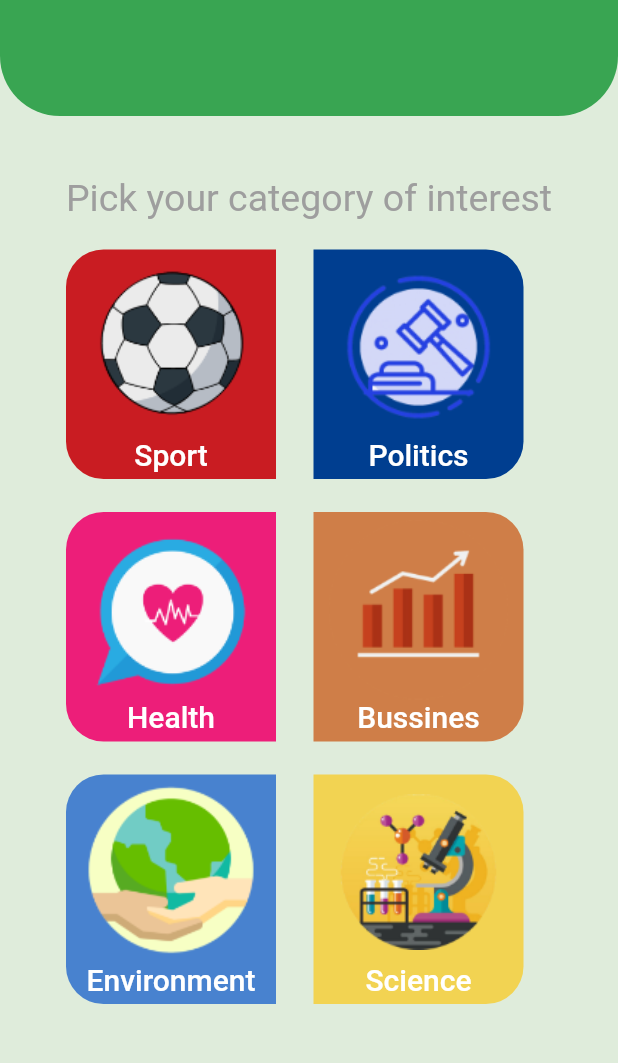
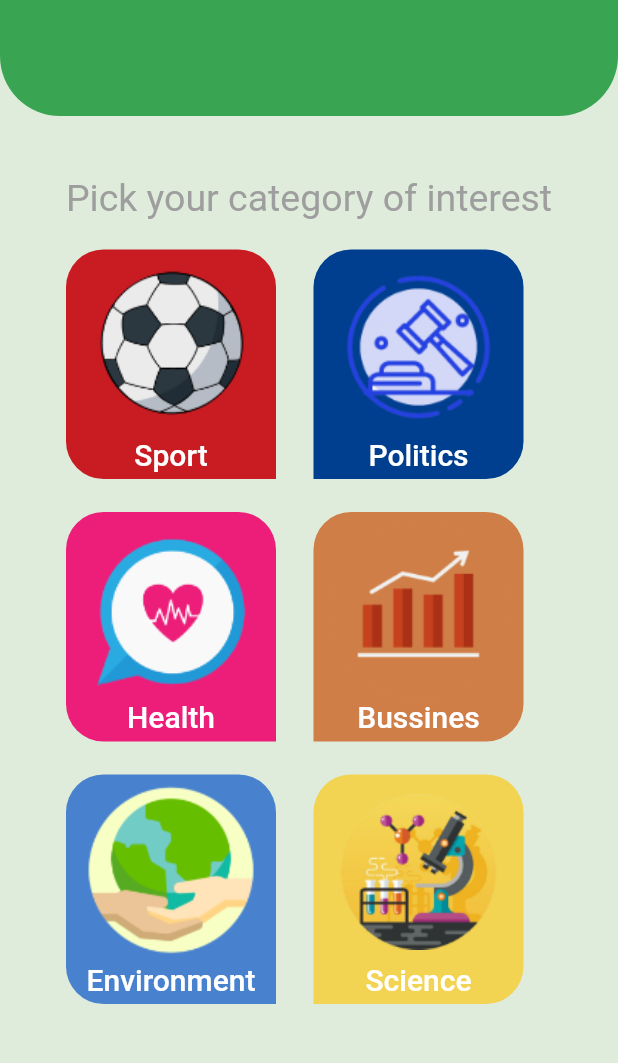
Before and after one commit to Ma7m0ud3id/My_News_App, a Flutter app: the screen it shows after launch, on a phone screen of 412 x 824 dp, the part 64-1127 px from its top. Run offline on Flutter 3.47's test engine with Material 2 defaults, Android fonts, the phone set to English and light mode, and no system bars; our stand-ins replace dropdown_button2, flutter_native_splash, flutter_slider_drawer, shared_preferences; missing offline and left inert: search_page; generated files the repository leaves out were written again.

Commit message:
final project**(the end)

```diff
--- a/lib/modules/home/Lodin/Screen_login.dart
+++ b/lib/modules/home/Lodin/Screen_login.dart
@@ -53,7 +53,7 @@ class Screenlogin extends StatelessWidget {
                   padding: EdgeInsets.all(5),
                   decoration: BoxDecoration(
                       color: Color(0xFFC91C22),
-                    borderRadius: BorderRadius.horizontal(left:Radius.circular(25) )
+                    borderRadius: BorderRadius.only(bottomLeft: Radius.circular(25),topLeft: Radius.circular(25),topRight: Radius.circular(25)) ,
                   ),
                   child: Column(
                     children: [
@@ -76,7 +76,7 @@ class Screenlogin extends StatelessWidget {
                   padding: EdgeInsets.all(5),
                   decoration: BoxDecoration(
                       color: Color(0xFF003E90),
-                      borderRadius: BorderRadius.horizontal(right:Radius.circular(25) )
+                      borderRadius:  BorderRadius.only(bottomRight: Radius.circular(25),topLeft: Radius.circular(25),topRight: Radius.circular(25)) ,
                   ),
                   child: Column(
                     children: [
@@ -105,7 +105,7 @@ class Screenlogin extends StatelessWidget {
                   padding: EdgeInsets.all(5),
                   decoration: BoxDecoration(
                       color: Color(0xFFED1E79),
-                      borderRadius: BorderRadius.horizontal(left:Radius.circular(25) )
+                      borderRadius:  BorderRadius.only(bottomLeft: Radius.circular(25),topLeft: Radius.circular(25),topRight: Radius.circular(25)) ,
                   ),
                   child: Column(
                     children: [
@@ -127,7 +127,7 @@ class Screenlogin extends StatelessWidget {
                   padding: EdgeInsets.all(5),
                   decoration: BoxDecoration(
                       color: Color(0xFFCF7E48),
-                      borderRadius: BorderRadius.horizontal(right:Radius.circular(25) )
+                      borderRadius:  BorderRadius.only(bottomRight: Radius.circular(25),topLeft: Radius.circular(25),topRight: Radius.circular(25)) ,
                   ),
                   child: Column(
                     children: [
@@ -156,7 +156,7 @@ class Screenlogin extends StatelessWidget {
                   padding: EdgeInsets.all(5),
                   decoration: BoxDecoration(
                       color: Color(0xFF4882CF),
-                      borderRadius: BorderRadius.horizontal(left:Radius.circular(25) )
+                      borderRadius: BorderRadius.only(bottomLeft: Radius.circular(25),topLeft: Radius.circular(25),topRight: Radius.circular(25)) ,
                   ),
                   child: Column(
                     children: [
@@ -178,7 +178,7 @@ class Screenlogin extends StatelessWidget {
                   padding: EdgeInsets.all(5),
                   decoration: BoxDecoration(
                       color: Color(0xFFF2D352),
-                      borderRadius: BorderRadius.horizontal(right:Radius.circular(25) )
+                      borderRadius:  BorderRadius.only(bottomRight: Radius.circular(25),topLeft: Radius.circular(25),topRight: Radius.circular(25)) ,
                   ),
                   child: Column(
                     children: [
--- a/lib/modules/home/news.dart
+++ b/lib/modules/home/news.dart
@@ -21,6 +21,8 @@ class _NewsDataState extends State<NewsData> {
   @override
   Widget build(BuildContext context) {
     var pro=Provider.of<MyProviderApp>(context);
+    // print ('value${widget.newsSource.id}');
+    // print (pro.Q);
     return  FutureBuilder<NewsSourse>(
         future: ApiModel.getArticles(widget.newsSource,pro.Q),
         builder: (_,snapShot){
@@ -45,8 +47,8 @@ class _NewsDataState extends State<NewsData> {
           }
 
           var newsList=snapShot.data?.articles ?? [];
-          print('edit');
-          print(newsList[0]);
+          // print('edit');
+          // print(newsList[0]);
           return ListView.builder(
               itemCount: newsList.length,
               itemBuilder:(c,index){
```
Also changed, not shown: lib/modules/home/Show_details.dart (+30 -2 lines).
